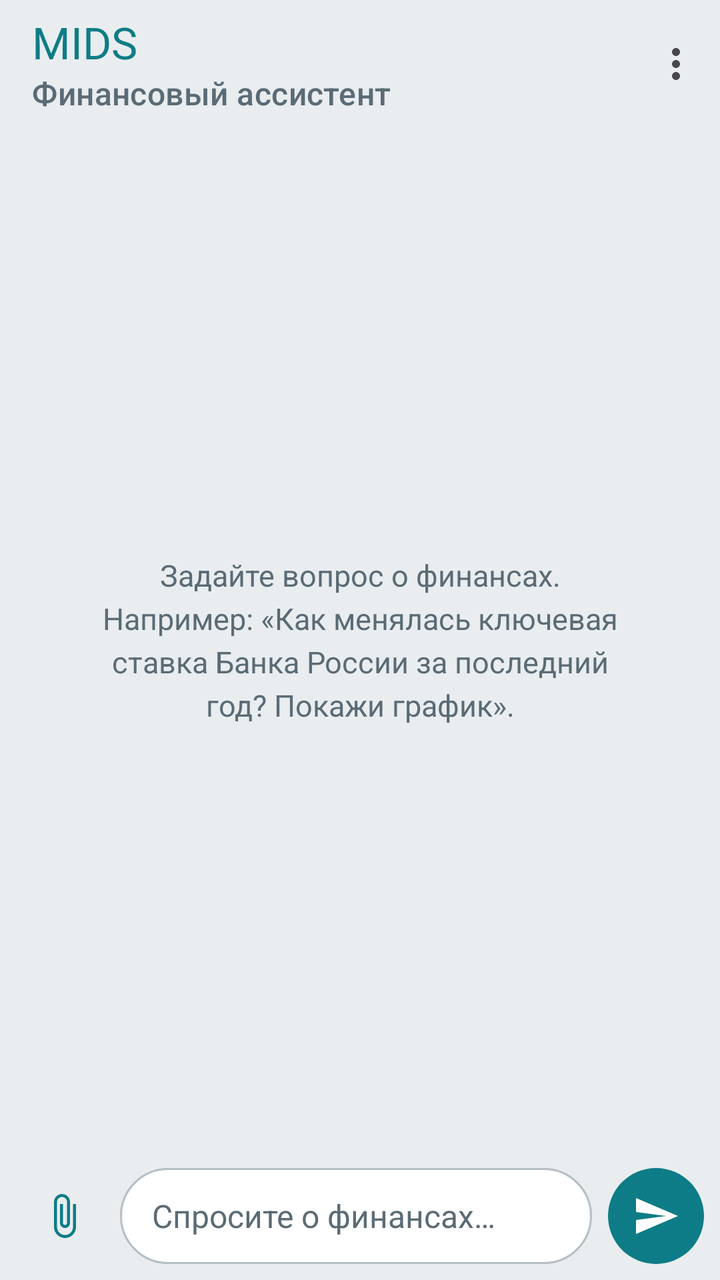
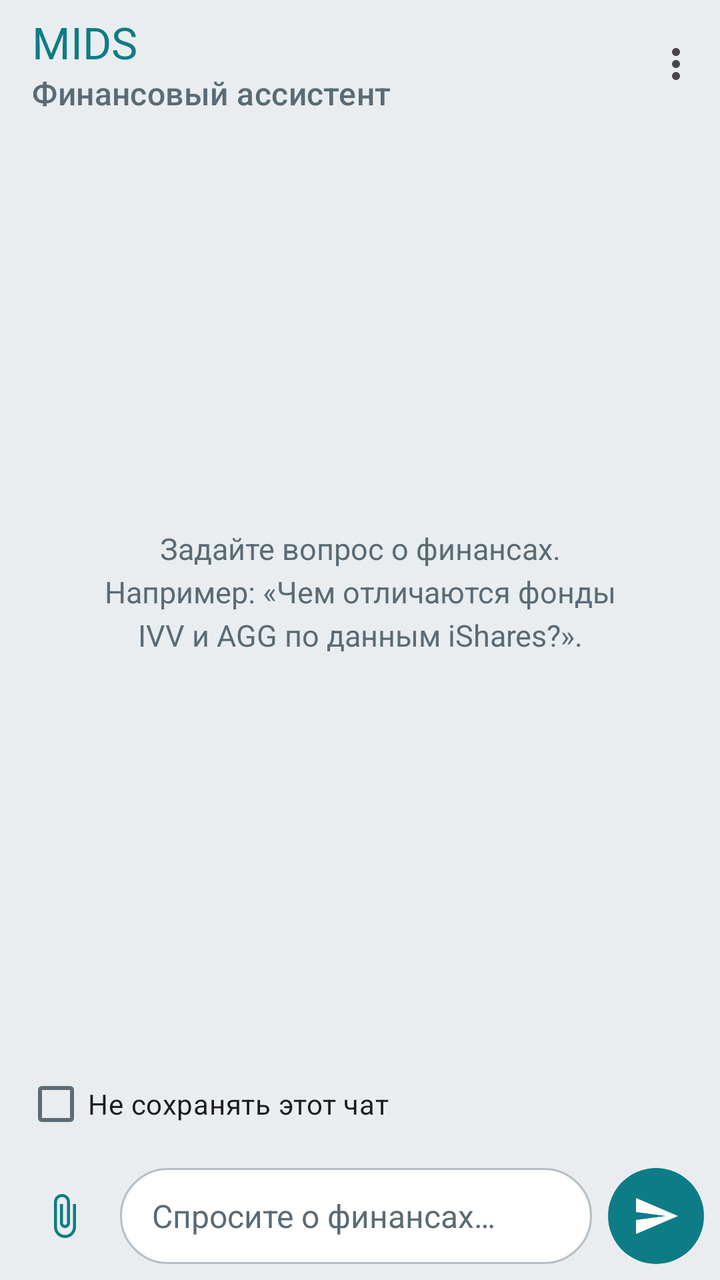

The first picture is an Android layout as it rendered before a commit; the second is the same layout after the commit. The layout source and the unified diff follow.
<!-- AndroidManifest.xml: application theme Theme.AIOnFinances -->
<!-- res/layout/activity_main.xml -->
<?xml version="1.0" encoding="utf-8"?>
<LinearLayout xmlns:android="http://schemas.android.com/apk/res/android"
    xmlns:app="http://schemas.android.com/apk/res-auto"
    android:id="@+id/root"
    android:layout_width="match_parent"
    android:layout_height="match_parent"
    android:background="@color/bg"
    android:orientation="vertical">

    <com.google.android.material.appbar.MaterialToolbar
        android:id="@+id/toolbar"
        android:layout_width="match_parent"
        android:layout_height="?attr/actionBarSize"
        android:background="@color/bg"
        app:menu="@menu/main"
        app:subtitle="@string/subtitle"
        app:subtitleTextColor="@color/text_secondary"
        app:title="@string/app_name"
        app:titleTextColor="@color/sea" />


    <FrameLayout
        android:layout_width="match_parent"
        android:layout_height="0dp"
        android:layout_weight="1">

        <androidx.recyclerview.widget.RecyclerView
            android:id="@+id/list"
            android:layout_width="match_parent"
            android:layout_height="match_parent"
            android:clipToPadding="false"
            android:paddingStart="12dp"
            android:paddingTop="8dp"
            android:paddingEnd="12dp"
            android:paddingBottom="8dp" />

        <TextView
            android:id="@+id/empty"
            android:layout_width="wrap_content"
            android:layout_height="wrap_content"
            android:layout_gravity="center"
            android:layout_marginStart="40dp"
            android:layout_marginEnd="40dp"
            android:gravity="center"
            android:lineSpacingExtra="4dp"
            android:text="@string/empty_chat"
            android:textColor="@color/text_secondary"
            android:textSize="15sp" />
    </FrameLayout>

    <HorizontalScrollView
        android:id="@+id/filesScroll"
        android:layout_width="match_parent"
        android:layout_height="wrap_content"
        android:scrollbars="none"
        android:visibility="gone">

        <LinearLayout
            android:id="@+id/filesRow"
            android:layout_width="wrap_content"
            android:layout_height="wrap_content"
            android:orientation="horizontal"
            android:paddingStart="12dp"
            android:paddingTop="4dp"
            android:paddingEnd="12dp" />
    </HorizontalScrollView>

    <LinearLayout
        android:layout_width="match_parent"
        android:layout_height="wrap_content"
        android:gravity="bottom"
        android:orientation="horizontal"
        android:padding="8dp">

        <ImageButton
            android:id="@+id/attach"
            android:layout_width="48dp"
            android:layout_height="48dp"
            android:background="?attr/selectableItemBackgroundBorderless"
            android:contentDescription="@string/attach"
            android:src="@drawable/ic_attach"
            app:tint="@color/sea" />

        <EditText
            android:id="@+id/input"
            android:layout_width="0dp"
            android:layout_height="wrap_content"
            android:layout_marginStart="4dp"
            android:layout_marginEnd="8dp"
            android:layout_weight="1"
            android:background="@drawable/bg_input"
            android:hint="@string/hint_input"
            android:importantForAutofill="no"
            android:inputType="textMultiLine|textCapSentences"
            android:maxLines="6"
            android:minHeight="48dp"
            android:paddingStart="16dp"
            android:paddingTop="12dp"
            android:paddingEnd="16dp"
            android:paddingBottom="12dp"
            android:textColor="@color/text_primary"
            android:textColorHint="@color/text_secondary"
            android:textSize="16sp" />

        <ImageButton
            android:id="@+id/send"
            android:layout_width="48dp"
            android:layout_height="48dp"
            android:background="@drawable/bg_send"
            android:contentDescription="@string/send"
            android:src="@drawable/ic_send"
            app:tint="@color/on_sea" />
    </LinearLayout>
</LinearLayout>
<!-- resources referenced by this layout -->
<resources>
  <color name="bg">#FFE9EDEF</color>
  <color name="on_sea">#FFFFFFFF</color>
  <color name="sea">#FF0E7C86</color>
  <color name="text_primary">#FF1D272D</color>
  <color name="text_secondary">#FF5B6B75</color>
  <!-- drawable bg_input (drawable) -->
  <?xml version="1.0" encoding="utf-8"?>
  <shape xmlns:android="http://schemas.android.com/apk/res/android">
      <solid android:color="@color/surface" />
      <stroke android:width="1dp" android:color="@color/outline" />
      <corners android:radius="24dp" />
  </shape>
  <!-- drawable bg_send (drawable) -->
  <?xml version="1.0" encoding="utf-8"?>
  <shape xmlns:android="http://schemas.android.com/apk/res/android" android:shape="oval">
      <solid android:color="@color/sea" />
  </shape>
  <!-- drawable ic_attach (drawable) -->
  <vector xmlns:android="http://schemas.android.com/apk/res/android"
      android:width="24dp" android:height="24dp"
      android:viewportWidth="24" android:viewportHeight="24">
      <path android:fillColor="#FFFFFFFF"
          android:pathData="M16.5,6v11.5c0,2.21 -1.79,4 -4,4s-4,-1.79 -4,-4V5c0,-1.38 1.12,-2.5 2.5,-2.5s2.5,1.12 2.5,2.5v10.5c0,0.55 -0.45,1 -1,1s-1,-0.45 -1,-1V6H10v9.5c0,1.38 1.12,2.5 2.5,2.5s2.5,-1.12 2.5,-2.5V5c0,-2.21 -1.79,-4 -4,-4S7,2.79 7,5v12.5c0,3.04 2.46,5.5 5.5,5.5s5.5,-2.46 5.5,-5.5V6h-1.5z" />
  </vector>
  <!-- drawable ic_send (drawable) -->
  <vector xmlns:android="http://schemas.android.com/apk/res/android"
      android:width="24dp" android:height="24dp"
      android:viewportWidth="24" android:viewportHeight="24">
      <path android:fillColor="#FFFFFFFF"
          android:pathData="M2.01,21L23,12 2.01,3 2,10l15,2 -15,2z" />
  </vector>
  <string name="app_name">MIDS</string>
  <string name="attach">Прикрепить файл</string>
  <string name="empty_chat">Задайте вопрос о финансах.\nНапример: «Как менялась ключевая ставка Банка России за последний год? Покажи график».</string>
  <string name="hint_input">Спросите о финансах…</string>
  <string name="send">Отправить</string>
  <string name="subtitle">Финансовый ассистент</string>
  <style name="Theme.AIOnFinances" parent="Theme.Material3.DayNight.NoActionBar">
          <item name="colorPrimary">@color/sea</item>
          <item name="colorOnPrimary">@color/on_sea</item>
          <item name="colorPrimaryContainer">@color/sea_container</item>
          <item name="colorOnPrimaryContainer">@color/on_sea_container</item>
          <item name="colorSecondary">@color/text_secondary</item>
          <item name="colorOnSecondary">@color/surface</item>
          <item name="android:colorBackground">@color/bg</item>
          <item name="colorOnBackground">@color/text_primary</item>
          <item name="colorSurface">@color/surface</item>
          <item name="colorOnSurface">@color/text_primary</item>
          <item name="colorSurfaceVariant">@color/surface_variant</item>
          <item name="colorOnSurfaceVariant">@color/text_secondary</item>
          <item name="colorOutline">@color/outline</item>
          <item name="colorError">@color/error</item>
          <item name="android:statusBarColor">@android:color/transparent</item>
          <item name="android:navigationBarColor">@android:color/transparent</item>
      </style>
  <color name="surface">#FFFFFFFF</color>
  <color name="outline">#FFB4BEC4</color>
  <color name="sea_container">#FFBFE6E9</color>
  <color name="on_sea_container">#FF06373C</color>
  <color name="surface_variant">#FFD8DEE2</color>
  <color name="error">#FFB3261E</color>
</resources>

<!-- the commit's change to res/layout/activity_main.xml (unified diff, before → after) -->
@@ -47,6 +47,14 @@
             android:textColor="@color/text_secondary"
             android:textSize="15sp" />
     </FrameLayout>
+
+    <CheckBox android:id="@+id/privateMode" android:layout_width="wrap_content"
+        android:layout_height="wrap_content" android:layout_marginStart="12dp"
+        android:saveEnabled="false" android:text="@string/private_mode" />
+
+    <Button android:id="@+id/retry" android:layout_width="wrap_content"
+        android:layout_height="wrap_content" android:layout_gravity="center_horizontal"
+        android:visibility="gone" android:text="@string/retry" />
 
     <HorizontalScrollView
         android:id="@+id/filesScroll"
<!-- resource entries referenced after the edit -->
@@ -33,8 +33,10 @@
   </vector>
   <string name="app_name">MIDS</string>
   <string name="attach">Прикрепить файл</string>
-  <string name="empty_chat">Задайте вопрос о финансах.\nНапример: «Как менялась ключевая ставка Банка России за последний год? Покажи график».</string>
+  <string name="empty_chat">Задайте вопрос о финансах.\nНапример: «Чем отличаются фонды IVV и AGG по данным iShares?».</string>
   <string name="hint_input">Спросите о финансах…</string>
+  <string name="private_mode">Не сохранять этот чат</string>
+  <string name="retry">Повторить</string>
   <string name="send">Отправить</string>
   <string name="subtitle">Финансовый ассистент</string>
   <style name="Theme.AIOnFinances" parent="Theme.Material3.DayNight.NoActionBar">
